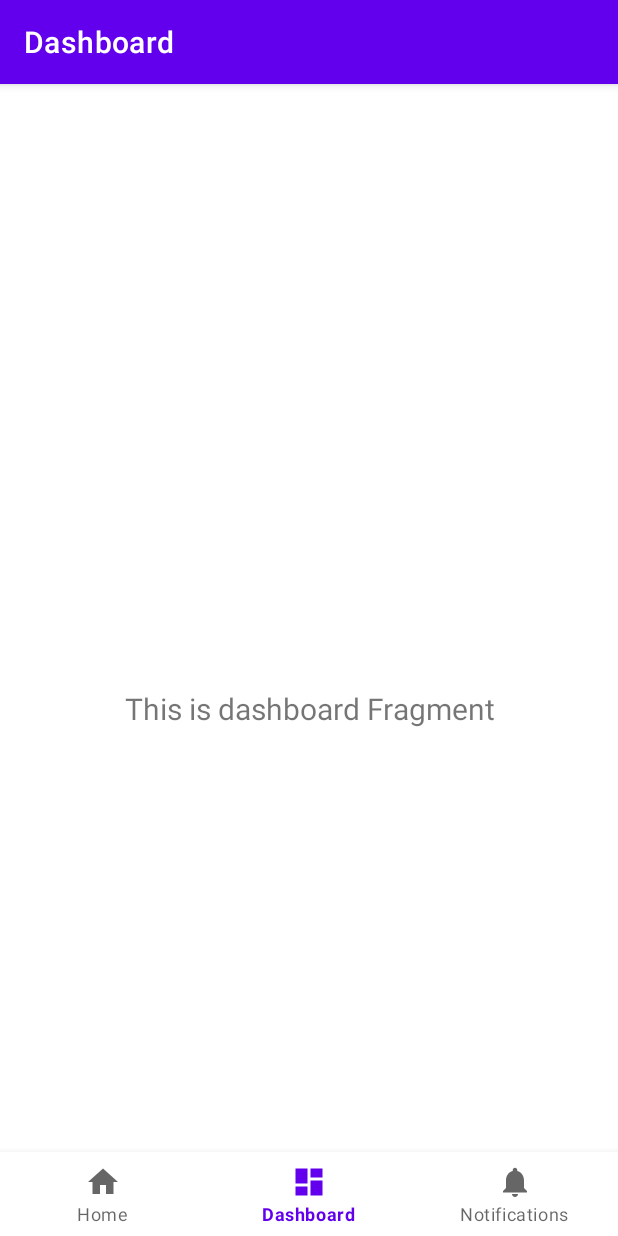
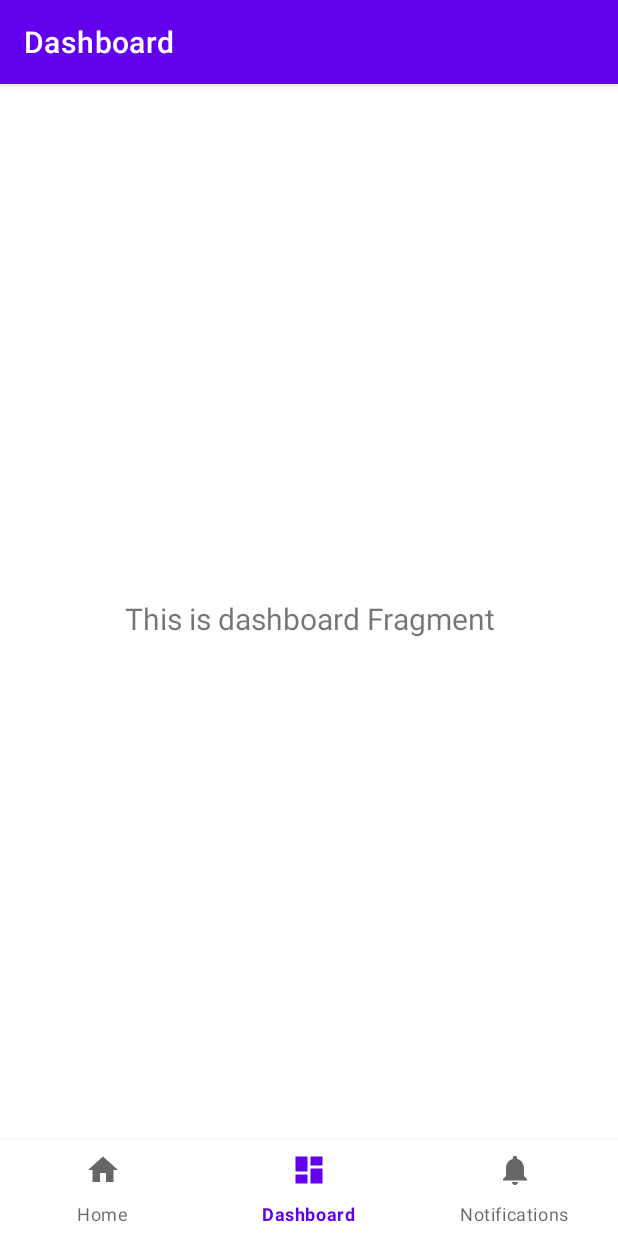
Before and after one commit to GwenRiou/WeatherMobileApp, an Android app: the screen it shows after launch (MainActivity), item 2 of the bottom bar chosen, on a phone screen of 412 x 824 dp. Run offline under Robolectric (Android 15) with nearby library versions, the phone set to English and light mode, and no system bars; our stand-ins replace data binding, navigation-ui; 1 statement that could not run was skipped.

Commit message:
fix bug in display

```diff
--- a/app/src/main/res/layout/activity_main.xml
+++ b/app/src/main/res/layout/activity_main.xml
@@ -8,18 +8,16 @@
             name="ActivityMainBinding"
             type="com.example.botnavigation.MainActivity" />
     </data>
+
     <androidx.constraintlayout.widget.ConstraintLayout
         android:id="@+id/container"
         android:layout_width="match_parent"
-        android:layout_height="match_parent"
-        android:paddingTop="?attr/actionBarSize">
+        android:layout_height="match_parent">
 
         <com.google.android.material.bottomnavigation.BottomNavigationView
             android:id="@+id/nav_view"
             android:layout_width="0dp"
-            android:layout_height="wrap_content"
-            android:layout_marginStart="0dp"
-            android:layout_marginEnd="0dp"
+            android:layout_height="64dp"
             android:background="?android:attr/windowBackground"
             app:layout_constraintBottom_toBottomOf="parent"
             app:layout_constraintLeft_toLeftOf="parent"
@@ -32,8 +30,11 @@
             android:layout_width="match_parent"
             android:layout_height="match_parent"
             app:defaultNavHost="true"
-            app:layout_constraintBottom_toTopOf="@id/nav_view"
+            android:layout_marginBottom="64dp"
+
+            app:layout_constraintBottom_toTopOf="@+id/nav_view"
             app:layout_constraintLeft_toLeftOf="parent"
+
             app:layout_constraintRight_toRightOf="parent"
             app:layout_constraintTop_toTopOf="parent"
             app:navGraph="@navigation/mobile_navigation" />
```
Also changed, not shown: app/src/main/res/layout/fragment_home.xml (+9 -4 lines).
